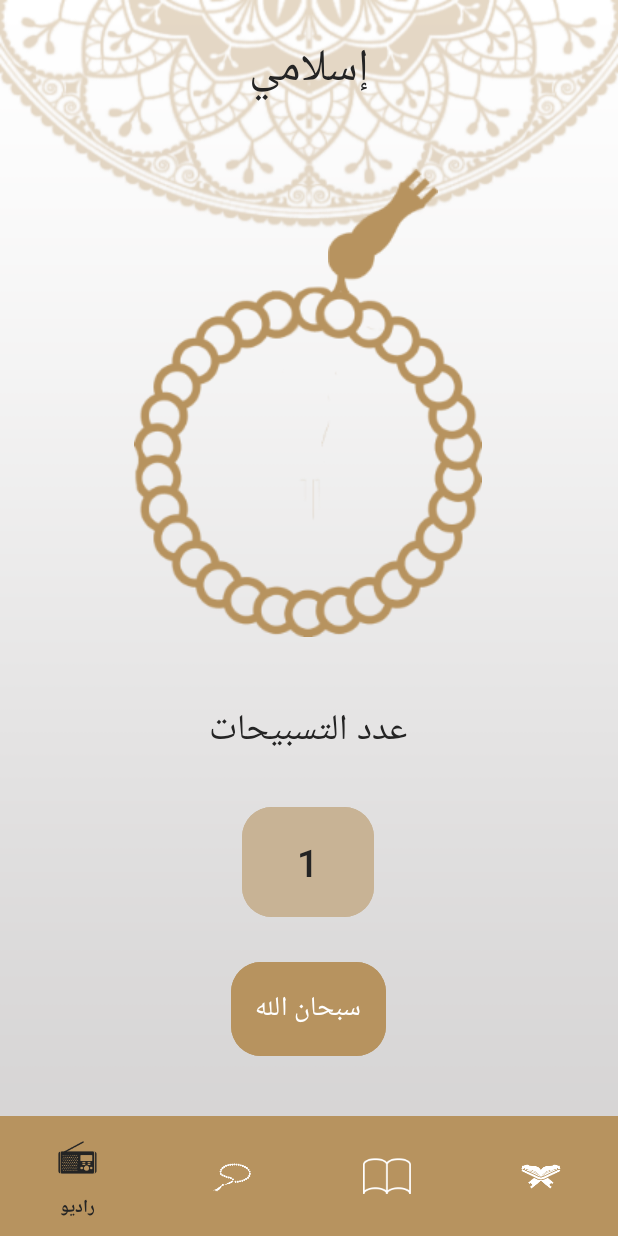
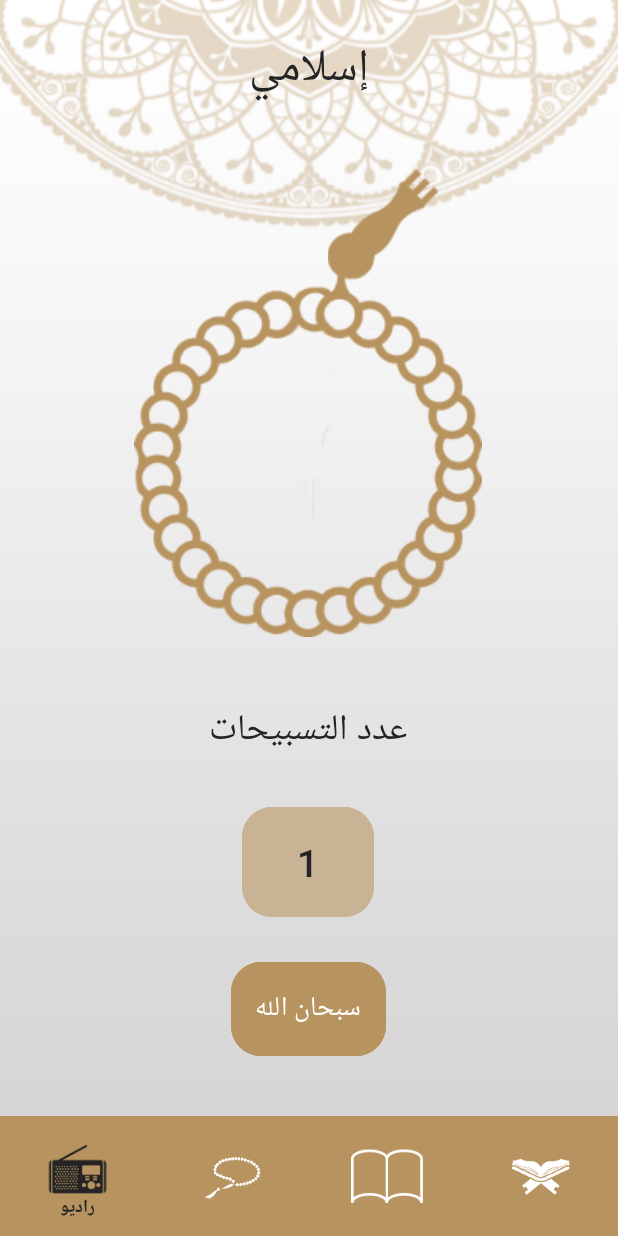
Before and after one commit to moehab03/Islami, an Android app: the HomeActivity screen opened directly, with no data from a screen before it, on a phone screen of 412 x 824 dp. Run offline under Robolectric (Android 15) with nearby library versions, the phone set to English and light mode, and no system bars.

Commit message:
Edit UI.

```diff
--- a/app/src/main/res/layout/activity_home.xml
+++ b/app/src/main/res/layout/activity_home.xml
@@ -34,7 +34,7 @@
         android:layout_width="match_parent"
         android:layout_height="0dp"
         android:background="@color/orange"
-        app:itemIconSize="32dp"
+        app:itemIconSize="48dp"
         app:itemIconTint="@color/bottom_nav_item_color"
         app:itemTextColor="@color/bottom_nav_item_color"
         app:layout_constraintBottom_toBottomOf="parent"
```
